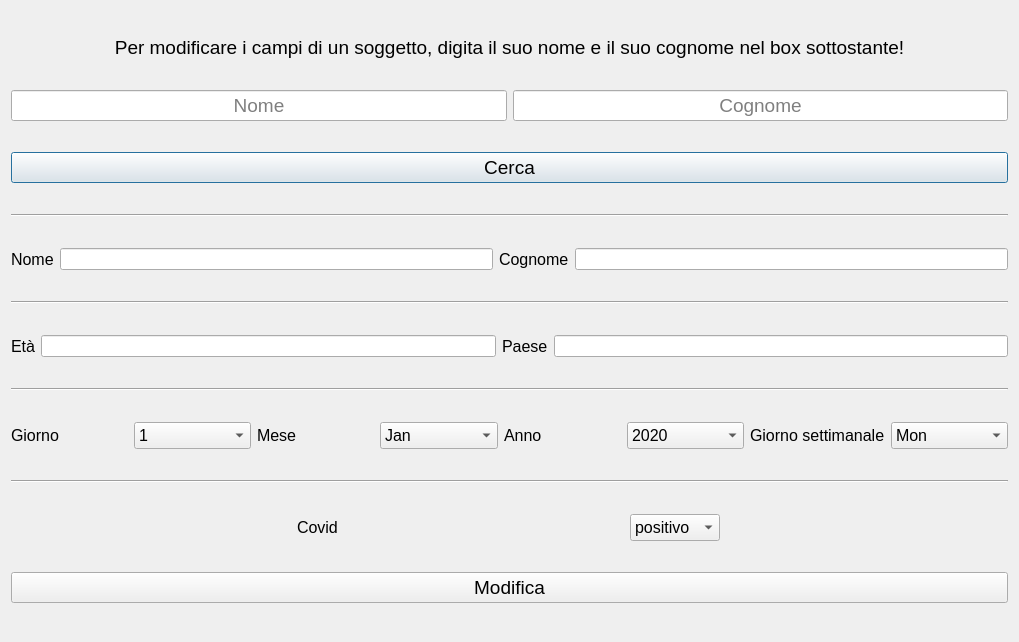
Before: the Qt Designer form c++/02_menu_refactoring/menu_project/modifica.ui in alessan10/c19-1, drawn with Qt 5.
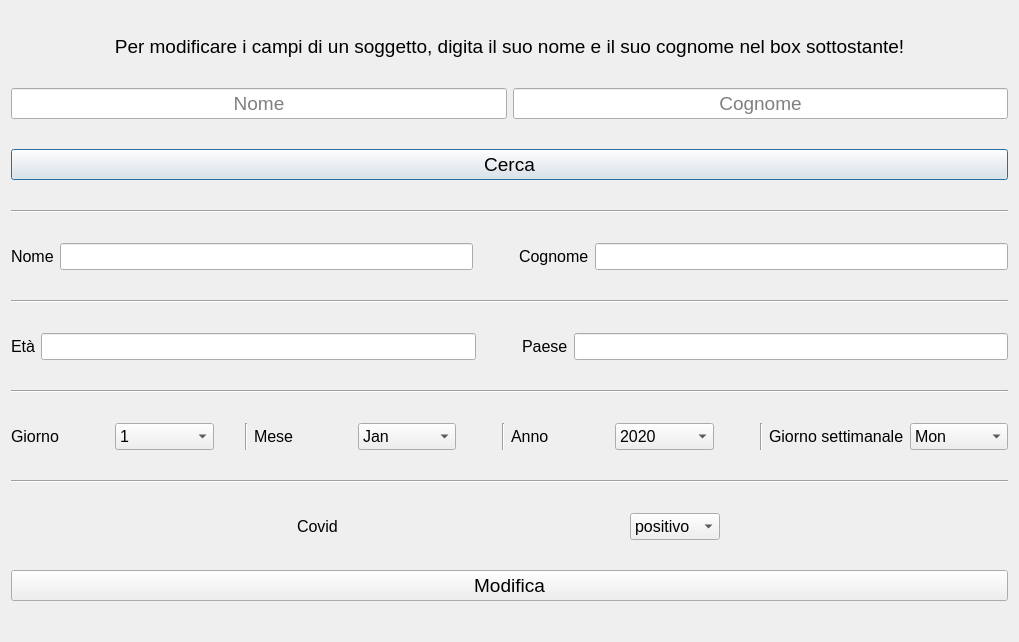
After: the same form once the commit is applied.

```diff
--- a/c++/02_menu_refactoring/menu_project/modifica.ui
+++ b/c++/02_menu_refactoring/menu_project/modifica.ui
@@ -101,6 +101,12 @@
     <layout class="QHBoxLayout" name="horizontalLayout_3">
      <item>
       <widget class="QLabel" name="label_3">
+       <property name="sizePolicy">
+        <sizepolicy hsizetype="Minimum" vsizetype="Fixed">
+         <horstretch>0</horstretch>
+         <verstretch>0</verstretch>
+        </sizepolicy>
+       </property>
        <property name="font">
         <font>
          <pointsize>12</pointsize>
@@ -113,13 +119,43 @@
      </item>
      <item>
       <widget class="QLineEdit" name="new_nome">
+       <property name="font">
+        <font>
+         <pointsize>12</pointsize>
+        </font>
+       </property>
+       <property name="alignment">
+        <set>Qt::AlignCenter</set>
+       </property>
        <property name="placeholderText">
         <string/>
        </property>
       </widget>
      </item>
+     <item>
+      <spacer name="horizontalSpacer">
+       <property name="orientation">
+        <enum>Qt::Horizontal</enum>
+       </property>
+       <property name="sizeType">
+        <enum>QSizePolicy::Minimum</enum>
+       </property>
+       <property name="sizeHint" stdset="0">
+        <size>
+         <width>40</width>
+         <height>20</height>
+        </size>
+       </property>
+      </spacer>
+     </item>
      <item>
       <widget class="QLabel" name="label_2">
+       <property name="sizePolicy">
+        <sizepolicy hsizetype="Preferred" vsizetype="Fixed">
+         <horstretch>0</horstretch>
+         <verstretch>0</verstretch>
+        </sizepolicy>
+       </property>
        <property name="font">
         <font>
          <pointsize>12</pointsize>
@@ -131,7 +167,16 @@
       </widget>
      </item>
      <item>
-      <widget class="QLineEdit" name="new_cognome"/>
+      <widget class="QLineEdit" name="new_cognome">
+       <property name="font">
+        <font>
+         <pointsize>12</pointsize>
+        </font>
+       </property>
+       <property name="alignment">
+        <set>Qt::AlignCenter</set>
+       </property>
+      </widget>
      </item>
     </layout>
    </item>
@@ -146,6 +191,12 @@
     <layout class="QHBoxLayout" name="horizontalLayout_4">
      <item>
       <widget class="QLabel" name="label_4">
+       <property name="sizePolicy">
+        <sizepolicy hsizetype="Preferred" vsizetype="Fixed">
+         <horstretch>0</horstretch>
+         <verstretch>0</verstretch>
+        </sizepolicy>
+       </property>
        <property name="font">
         <font>
          <pointsize>12</pointsize>
@@ -157,10 +208,41 @@
       </widget>
      </item>
      <item>
-      <widget class="QLineEdit" name="new_eta"/>
+      <widget class="QLineEdit" name="new_eta">
+       <property name="font">
+        <font>
+         <pointsize>12</pointsize>
+        </font>
+       </property>
+       <property name="alignment">
+        <set>Qt::AlignCenter</set>
+       </property>
+      </widget>
+     </item>
+     <item>
+      <spacer name="horizontalSpacer_2">
+       <property name="orientation">
+        <enum>Qt::Horizontal</enum>
+       </property>
+       <property name="sizeType">
+        <enum>QSizePolicy::Minimum</enum>
+       </property>
+       <property name="sizeHint" stdset="0">
+        <size>
+         <width>40</width>
+         <height>20</height>
+        </size>
+       </property>
+      </spacer>
      </item>
      <item>
       <widget class="QLabel" name="label_5">
+       <property name="sizePolicy">
+        <sizepolicy hsizetype="Preferred" vsizetype="Fixed">
+         <horstretch>0</horstretch>
+         <verstretch>0</verstretch>
+        </sizepolicy>
+       </property>
        <property name="font">
         <font>
          <pointsize>12</pointsize>
@@ -172,7 +254,19 @@
       </widget>
      </item>
      <item>
-      <widget class="QLineEdit" name="new_paese"/>
+      <widget class="QLineEdit" name="new_paese">
+       <property name="font">
+        <font>
+         <pointsize>12</pointsize>
+        </font>
+       </property>
+       <property name="alignment">
+        <set>Qt::AlignCenter</set>
+       </property>
+       <property name="readOnly">
+        <bool>false</bool>
+       </property>
+      </widget>
      </item>
     </layout>
    </item>
@@ -187,6 +281,12 @@
     <layout class="QHBoxLayout" name="horizontalLayout_5">
      <item>
       <widget class="QLabel" name="label_6">
+       <property name="sizePolicy">
+        <sizepolicy hsizetype="Preferred" vsizetype="Fixed">
+         <horstretch>0</horstretch>
+         <verstretch>0</verstretch>
+        </sizepolicy>
+       </property>
        <property name="font">
         <font>
          <pointsize>12</pointsize>
@@ -361,8 +461,37 @@
        </item>
       </widget>
      </item>
+     <item>
+      <spacer name="horizontalSpacer_3">
+       <property name="orientation">
+        <enum>Qt::Horizontal</enum>
+       </property>
+       <property name="sizeType">
+        <enum>QSizePolicy::Fixed</enum>
+       </property>
+       <property name="sizeHint" stdset="0">
+        <size>
+         <width>25</width>
+         <height>20</height>
+        </size>
+       </property>
+      </spacer>
+     </item>
+     <item>
+      <widget class="Line" name="line_5">
+       <property name="orientation">
+        <enum>Qt::Vertical</enum>
+       </property>
+      </widget>
+     </item>
      <item>
       <widget class="QLabel" name="label_7">
+       <property name="sizePolicy">
+        <sizepolicy hsizetype="Preferred" vsizetype="Fixed">
+         <horstretch>0</horstretch>
+         <verstretch>0</verstretch>
+        </sizepolicy>
+       </property>
        <property name="font">
         <font>
          <pointsize>12</pointsize>
@@ -442,8 +571,37 @@
        </item>
       </widget>
      </item>
+     <item>
+      <spacer name="horizontalSpacer_4">
+       <property name="orientation">
+        <enum>Qt::Horizontal</enum>
+       </property>
+       <property name="sizeType">
+        <enum>QSizePolicy::Fixed</enum>
+       </property>
+       <property name="sizeHint" stdset="0">
+        <size>
+         <width>40</width>
+         <height>20</height>
+        </size>
+       </property>
+      </spacer>
+     </item>
+     <item>
+      <widget class="Line" name="line_6">
+       <property name="orientation">
+        <enum>Qt::Vertical</enum>
+       </property>
+      </widget>
+     </item>
      <item>
       <widget class="QLabel" name="label_8">
+       <property name="sizePolicy">
+        <sizepolicy hsizetype="Preferred" vsizetype="Fixed">
+         <horstretch>0</horstretch>
+         <verstretch>0</verstretch>
+        </sizepolicy>
+       </property>
        <property name="font">
         <font>
          <pointsize>12</pointsize>
@@ -473,8 +631,37 @@
        </item>
       </widget>
      </item>
+     <item>
+      <spacer name="horizontalSpacer_5">
+       <property name="orientation">
+        <enum>Qt::Horizontal</enum>
+       </property>
+       <property name="sizeType">
+        <enum>QSizePolicy::Fixed</enum>
+       </property>
+       <property name="sizeHint" stdset="0">
+        <size>
+         <width>40</width>
+         <height>20</height>
+        </size>
+       </property>
+      </spacer>
+     </item>
+     <item>
+      <widget class="Line" name="line_7">
+       <property name="orientation">
+        <enum>Qt::Vertical</enum>
+       </property>
+      </widget>
+     </item>
      <item>
       <widget class="QLabel" name="label_9">
+       <property name="sizePolicy">
+        <sizepolicy hsizetype="Preferred" vsizetype="Fixed">
+         <horstretch>0</horstretch>
+         <verstretch>0</verstretch>
+        </sizepolicy>
+       </property>
        <property name="font">
         <font>
          <pointsize>12</pointsize>
@@ -543,7 +730,7 @@
      <item>
       <widget class="QLabel" name="label_10">
        <property name="sizePolicy">
-        <sizepolicy hsizetype="Fixed" vsizetype="Preferred">
+        <sizepolicy hsizetype="Fixed" vsizetype="Fixed">
          <horstretch>0</horstretch>
          <verstretch>0</verstretch>
         </sizepolicy>
```
Left out of the diff: 3 changed lines with no effect on the pictures.
